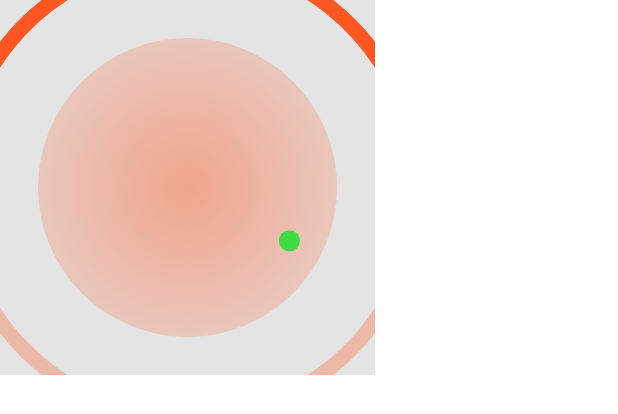
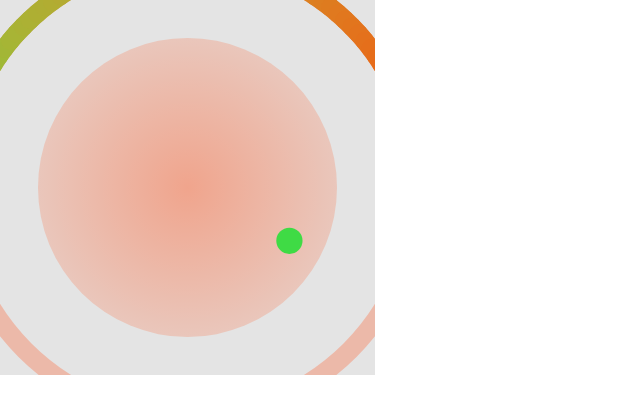
Before and after one commit to thuanDDKeego/volume-booster, an Android app built with Jetpack Compose: the @Preview function _circular_progress_preview, on a phone screen of 412 x 824 dp. Shown: the top 414 px of the screen. Run offline under Robolectric (Android 15) with nearby library versions, the phone set to English and light mode, and no system bars; our stand-ins replace Timber.

Commit message:
- update gradient for circular slider

```diff
--- a/app/src/main/java/dev/keego/volume/booster/screens/home/component/_circular_progress_indicator.kt
+++ b/app/src/main/java/dev/keego/volume/booster/screens/home/component/_circular_progress_indicator.kt
@@ -21,6 +21,7 @@ import androidx.compose.ui.graphics.StrokeCap
 import androidx.compose.ui.graphics.drawscope.Stroke
 import androidx.compose.ui.graphics.drawscope.drawIntoCanvas
 import androidx.compose.ui.graphics.drawscope.rotate
+import androidx.compose.ui.graphics.lerp
 import androidx.compose.ui.graphics.nativeCanvas
 import androidx.compose.ui.graphics.toArgb
 import androidx.compose.ui.input.pointer.pointerInput
@@ -351,7 +352,7 @@ fun _circular_progress_indicator(
         ) {
             val width = size.width
             val height = size.height
-            val circleThickness = width / 25f
+            val circleThickness = width / 20f
             circleCenter = Offset(x = width / 2f, y = height / 2f)
 
             drawCircle(
@@ -372,24 +373,54 @@ fun _circular_progress_indicator(
             )
 
             // this Arc is progress value ( rounded arc)
-            drawArc(
-                color = primaryColor,
-                startAngle = 150f,
-                sweepAngle = (totalAngle / range.last) * value.toFloat(),
-                style = Stroke(
-                    width = circleThickness,
-                    cap = StrokeCap.Round
-                ),
-                useCenter = false,
-                size = Size(
-                    width = circleRadius * 2f,
-                    height = circleRadius * 2f
-                ),
-                topLeft = Offset(
-                    x = (width - circleRadius * 2f) / 2f,
-                    y = (height - circleRadius * 2f) / 2f
-                )
-            )
+            val steps = 100
+            val gradientColors = List(steps) { fraction ->
+                lerp(secondaryColor, Color.Red, fraction.toFloat() / steps)
+            }
+
+            val sweepStep = (totalAngle / steps)
+            val sweepValue = ((totalAngle / range.last) * value.toFloat())
+            val innerRadius = circleRadius
+
+            gradientColors.forEachIndexed { index, color ->
+                if ((index + 1) * sweepStep <= sweepValue) {
+                    drawArc(
+                        color = color,
+                        startAngle = 150f + index * sweepStep,
+                        sweepAngle = sweepStep,
+                        useCenter = false,
+                        topLeft = Offset(
+                            x = (width - circleRadius * 2) / 2,
+                            y = (height - circleRadius * 2) / 2
+                        ),
+                        size = Size(
+                            width = innerRadius * 2,
+                            height = innerRadius * 2
+                        ),
+                        style = Stroke(width = circleThickness, cap = StrokeCap.Round)
+                    )
+                }
+            }
+            // drawArc(
+            //                brush = Brush.linearGradient(
+            //                    listOf(secondaryColor, primaryColor)
+            //                ),
+            //                startAngle = 150f,
+            //                sweepAngle = (totalAngle / range.last) * value.toFloat(),
+            //                style = Stroke(
+            //                    width = circleThickness,
+            //                    cap = StrokeCap.Round
+            //                ),
+            //                useCenter = false,
+            //                size = Size(
+            //                    width = circleRadius * 2f,
+            //                    height = circleRadius * 2f
+            //                ),
+            //                topLeft = Offset(
+            //                    x = (width - circleRadius * 2f) / 2f,
+            //                    y = (height - circleRadius * 2f) / 2f
+            //                )
+            //            )
 
             // this is the dot representing the current value
             val dotRadiusFraction = 0.5f
--- a/app/src/main/java/dev/keego/volume/booster/screens/home/home_.kt
+++ b/app/src/main/java/dev/keego/volume/booster/screens/home/home_.kt
@@ -96,7 +96,7 @@ fun home_(
         showIntroShowCase = isShowIntroShowCase,
         onShowCaseCompleted = {
             isShowIntroShowCase = false
-//            AppPreferences.isShowedTargetGuide = true
+            AppPreferences.isShowedTargetGuide = true
             scope.launch {
                 drawerState.apply {
                     open()
--- a/app/src/main/java/dev/keego/volume/booster/screens/language/language_.kt
+++ b/app/src/main/java/dev/keego/volume/booster/screens/language/language_.kt
@@ -82,7 +82,7 @@ fun language_(
                         // Update the app locale immediately
                         AppCompatDelegate.setApplicationLocales(
                             LocaleListCompat.forLanguageTags(
-                                languageSelected?.locale
+                                languageSelected.locale
                             )
                         )
                         navigator.navigateUp()
```
